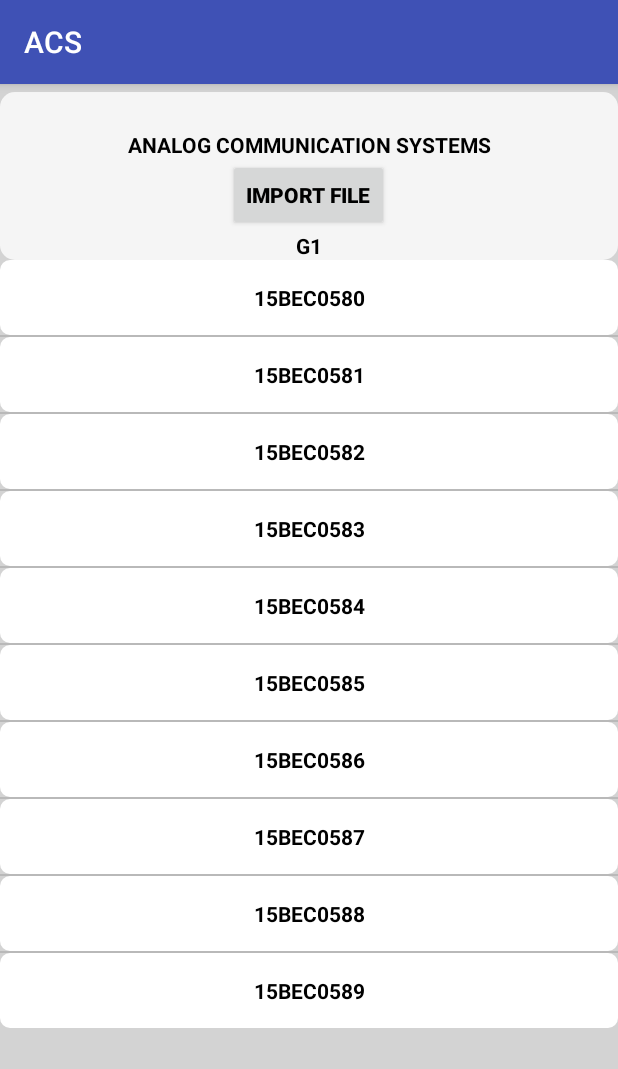
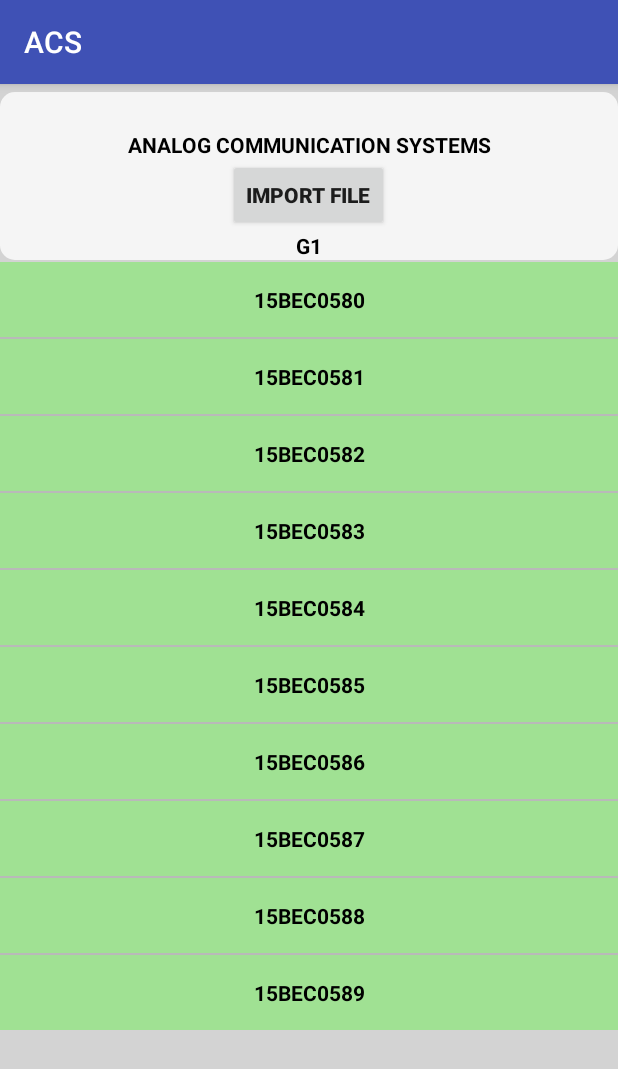
Before and after one commit to bharath-koteswarao/ACS, an Android app: the screen it shows after launch (MainActivity), on a phone screen of 412 x 824 dp. Shown: the top 1069 px of the screen. Run offline under Robolectric (Android 15) with nearby library versions, the phone set to English and light mode, and no system bars.

Commit message:
Added colors but its going when item crosses layout

```diff
--- a/app/src/main/java/bk/acs/MainActivity.java
+++ b/app/src/main/java/bk/acs/MainActivity.java
@@ -1,6 +1,7 @@
 package bk.acs;
 
 import android.content.Context;
+import android.graphics.Color;
 import android.support.annotation.NonNull;
 import android.support.v7.app.AppCompatActivity;
 import android.os.Bundle;
@@ -14,21 +15,41 @@ import android.widget.ListView;
 import android.widget.TextView;
 import android.widget.Toast;
 
+import java.util.Arrays;
+
 public class MainActivity extends AppCompatActivity {
 
     @Override
     protected void onCreate(Bundle savedInstanceState) {
         ListView listView;
         final String chars[] = new String[10];
+        final int arr[]=new int[10];
         super.onCreate(savedInstanceState);
         setContentView(R.layout.activity_main);
         for(int i=0;i<10;i++)
         {
             chars[i]="15BEC058"+i;
         }
+        Arrays.fill(arr,1);
         listView=(ListView)findViewById(R.id.row);
         MyAdapter adapter =new MyAdapter(this,chars);
         listView.setAdapter(adapter);
+        listView.setOnItemClickListener(new AdapterView.OnItemClickListener()
+        {
+
+            @Override
+            public void onItemClick(AdapterView<?> adapterView, View view, int i, long l) {
+                arr[i]=(arr[i]==0)?(1):(0);
+             String res=(arr[i]==0)?("Absent"):("Present");
+                if(arr[i]==0)
+                    view.setBackgroundColor(getResources().getColor(R.color.item_red));
+                if(arr[i]==1)
+                {
+                    view.setBackgroundColor(getResources().getColor(R.color.item_green));
+                }
+                Toast.makeText(MainActivity.this, "Marked "+chars[i]+" as "+res, Toast.LENGTH_SHORT).show();
+            }
+        });
     }
 }
 class MyAdapter extends ArrayAdapter
--- /dev/null
+++ b/app/src/main/res/drawable/item_selector.xml
@@ -0,0 +1,12 @@
+<?xml version="1.0" encoding="utf-8"?>
+<selector xmlns:android="http://schemas.android.com/apk/res/android">
+
+    <item
+        android:state_checked="true"
+        android:drawable="@color/item_red"
+        />
+    <item
+        android:state_checked="false"
+        android:drawable="@color/item_green"
+        />
+</selector>
--- a/app/src/main/res/layout/activity_main.xml
+++ b/app/src/main/res/layout/activity_main.xml
@@ -10,7 +10,9 @@
 <include layout="@layout/li"></include>
     <LinearLayout
         android:layout_width="match_parent"
-        android:layout_height="wrap_content">
+        android:layout_height="wrap_content"
+        android:layout_marginTop="1dp"
+        >
         <ListView
             android:layout_width="match_parent"
             android:layout_height="match_parent"
--- a/app/src/main/res/layout/li.xml
+++ b/app/src/main/res/layout/li.xml
@@ -26,7 +26,6 @@
             android:layout_height="wrap_content"
             android:text="Import file"
             android:layout_weight="1"
-            android:textColor="@android:color/background_dark"
             android:textStyle="bold"
             />
         <TextView
--- a/app/src/main/res/layout/reg_li.xml
+++ b/app/src/main/res/layout/reg_li.xml
@@ -2,7 +2,7 @@
 <LinearLayout xmlns:android="http://schemas.android.com/apk/res/android"
     android:orientation="vertical" android:layout_width="match_parent"
     android:layout_height="50dp"
-    android:background="@drawable/reg_li_bg">
+    android:background="@drawable/item_selector">
 
     <TextView
         android:layout_width="match_parent"
--- a/app/src/main/res/values/colors.xml
+++ b/app/src/main/res/values/colors.xml
@@ -3,4 +3,6 @@
     <color name="colorPrimary">#3F51B5</color>
     <color name="colorPrimaryDark">#303F9F</color>
     <color name="colorAccent">#FF4081</color>
+    <color name="item_red">#bde42424</color>
+    <color name="item_green">#4e2bff00</color>
 </resources>
```
